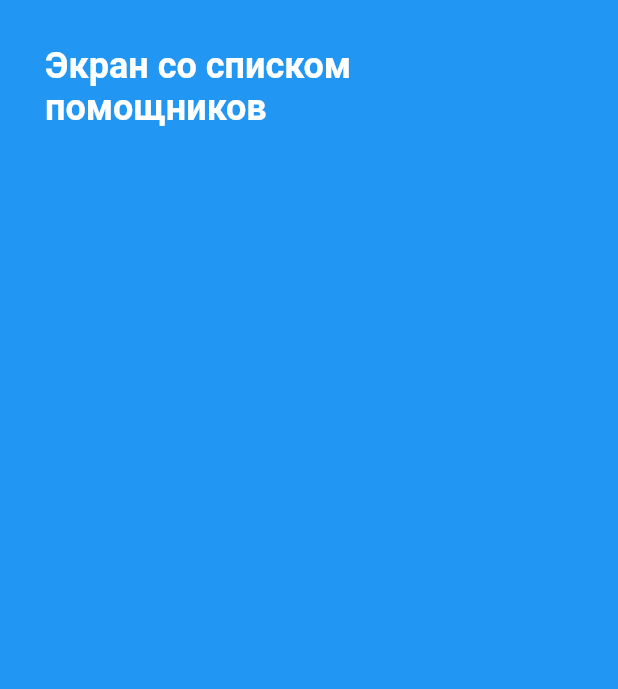
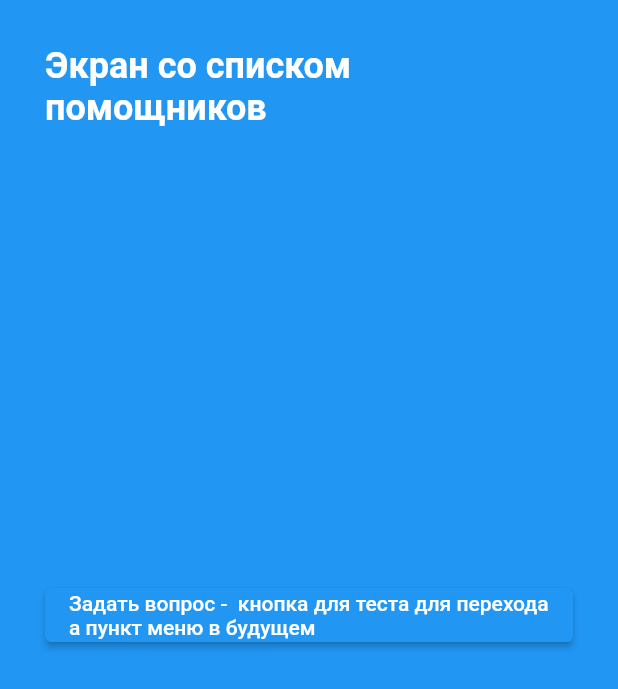
Before and after one commit to itgirlschool/mobile8_project1, a Flutter app: the HelpersListPage screen opened directly, on a phone screen of 412 x 824 dp. Shown: the top 689 px of the screen. Run offline on Flutter 3.47's test engine with Material 2 defaults, Android fonts, the phone set to English and light mode, and no system bars; our stand-ins replace pinput, shared_preferences; accounts and stored records are empty.

Commit message:
кнопка перехода с Помощники на страницу Вопросы

```diff
--- a/lib/screens/app_bar_screens/helpers_list_page.dart
+++ b/lib/screens/app_bar_screens/helpers_list_page.dart
@@ -1,4 +1,5 @@
 import 'package:flutter/material.dart';
+import 'package:mobile8_project1/screens/app_bar_screens/questions_page.dart';
 
 class HelpersListPage extends StatelessWidget {
   const HelpersListPage({super.key});
@@ -10,17 +11,28 @@ class HelpersListPage extends StatelessWidget {
       body: Container(
         padding: const EdgeInsets.all(30),
         child: ListView(
-          children: const [
-            Text(
+          children: [
+            const Text(
               'Экран со списком помощников',
               style: TextStyle(
                   fontSize: 24,
                   color: Colors.white,
                   fontWeight: FontWeight.bold),
             ),
-            SizedBox(
-              height: 20,
+            const SizedBox(
+              height: 300,
             ),
+            ElevatedButton(
+              onPressed: () {
+                Navigator.of(context).push(
+                  MaterialPageRoute(
+                      builder: (context) => const ThemeQuestionPage()),
+                );
+              },
+              child: const Text(
+                  'Задать вопрос -  кнопка для теста для перехода а пункт меню в будущем'),
+            ),
+
             // buildNameYouField(),
             // biuldContactYouField(),
           ],
```
Also changed, not shown: lib/screens/app_bar_screens/questions_page.dart (+68 -0 lines), pubspec.yaml (+8 -9 lines), assets/images/angel.jpg (added), assets/images/famaly.jpg (added).
